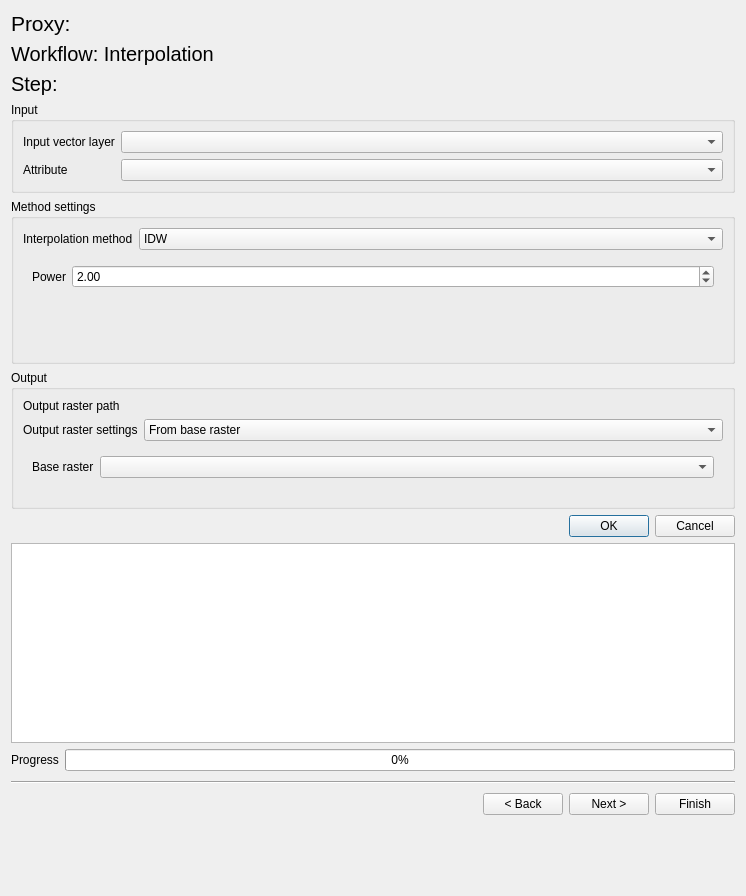
Qt form eis_qgis_plugin/resources/ui/mineral_proxies/proxy_workflow2_interpolation.ui (GispoCoding/eis_qgis_plugin) before a commit.
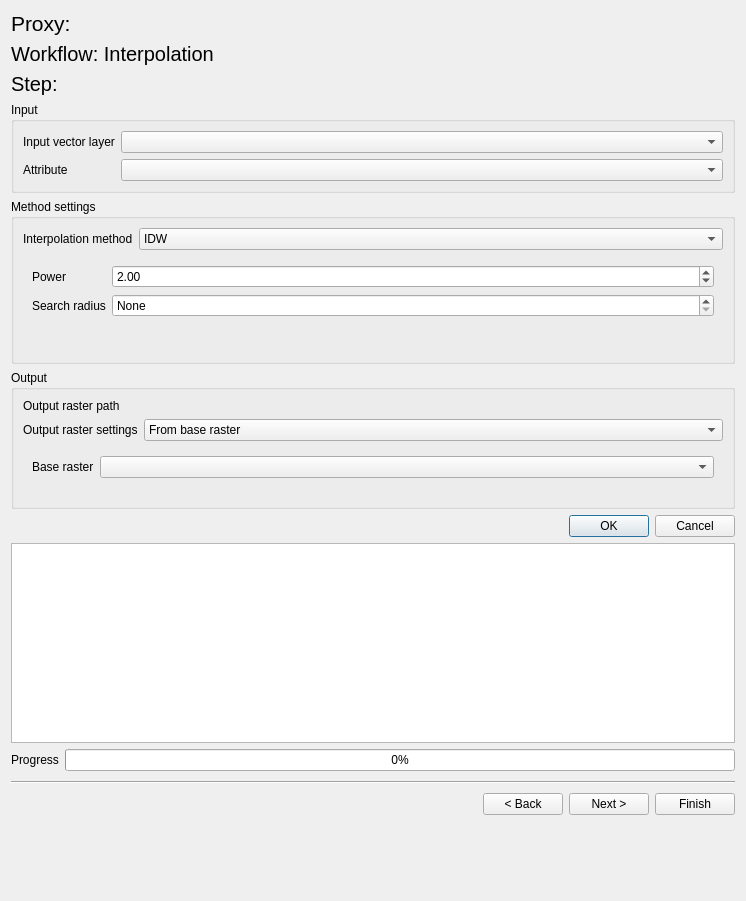
The same form after that commit. Custom widgets are drawn as their Qt base class.

Commit message: feat(IDW): Add search radius parameter

Patch:
```diff
--- a/eis_qgis_plugin/resources/ui/mineral_proxies/proxy_workflow2_interpolation.ui
+++ b/eis_qgis_plugin/resources/ui/mineral_proxies/proxy_workflow2_interpolation.ui
@@ -7,7 +7,7 @@
     <x>0</x>
     <y>0</y>
     <width>746</width>
-    <height>896</height>
+    <height>901</height>
    </rect>
   </property>
   <property name="windowTitle">
@@ -157,6 +157,20 @@
             </property>
            </widget>
           </item>
+          <item row="1" column="0">
+           <widget class="QLabel" name="srach_radius_label">
+            <property name="text">
+             <string>Search radius</string>
+            </property>
+           </widget>
+          </item>
+          <item row="1" column="1">
+           <widget class="QgsDoubleSpinBox" name="search_radius">
+            <property name="specialValueText">
+             <string>None</string>
+            </property>
+           </widget>
+          </item>
          </layout>
         </widget>
         <widget class="QWidget" name="kriging_page">
```
Left out of the diff: 4 changed lines with no effect on the pictures. The commit also changes 3 other files.
